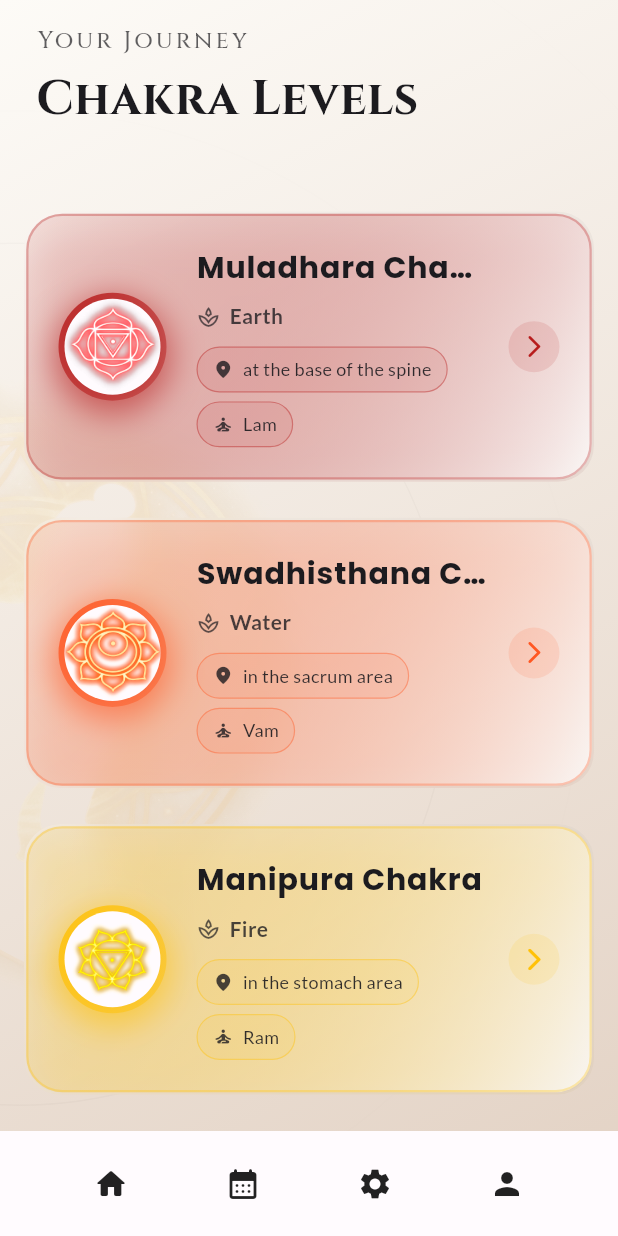
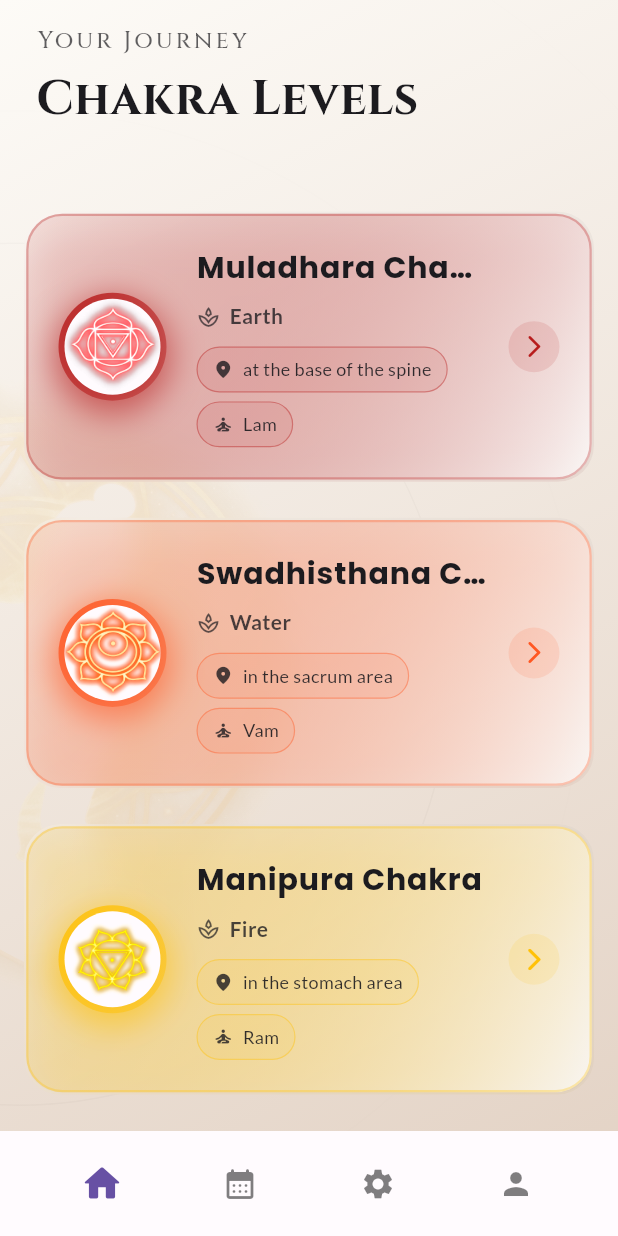
Before and after one commit to deev-narayan/Dchakra, a Flutter app: the LevelDocumentation screen opened directly, after a tap on the "home" icon, on a phone screen of 412 x 824 dp. Run offline on Flutter 3.47's test engine with Material 3 defaults, Android fonts, the phone set to English and light mode, and no system bars; our stand-ins replace firebase_auth, firebase_core, flutter_dotenv, flutter_staggered_animations, flutter_tts, google_fonts and 1 more; accounts and stored records are empty.

Commit message:
bottom navigation initialised using notifires

```diff
--- a/lib/navbar.dart
+++ b/lib/navbar.dart
@@ -1,7 +1,10 @@
+import 'package:dchakra/notifiers.dart';
+import 'package:dchakra/pages/level_documentation.dart';
 import 'package:flutter/material.dart';
 
 Widget botmNavBar(BuildContext context) {
   final theme = Theme.of(context);
+
   return Positioned(
     bottom: 0,
     left: 0,
@@ -10,36 +13,85 @@ Widget botmNavBar(BuildContext context) {
       height: 70,
       width: double.infinity,
       decoration: BoxDecoration(
-        color: theme.scaffoldBackgroundColor, // Ensure visibility
-
+        color: theme.scaffoldBackgroundColor,
       ),
       child: Container(
-        margin: const EdgeInsets.all(10.0),
-        child: Center(
-          child: Row(
+        child: ValueListenableBuilder<int>(
+          valueListenable: selectedIndexNotifier,
+          builder: (context, selectedIndex, child) {
+            return Row(
               mainAxisAlignment: MainAxisAlignment.spaceEvenly,
               children: [
-              IconButton(
-                onPressed: () {},
-                icon: Icon(Icons.home_rounded, color: theme.iconTheme.color),
+                _buildNavItem(
+                  context: context,
+                  icon: Icons.home_rounded,
+                  index: 0,
+                  isSelected: selectedIndex == 0,
+                  onTap: () {
+                    selectedIndexNotifier.value = 0;
+                    Navigator.push(
+                      context,
+                      MaterialPageRoute(builder: (context) => const LevelDocumentation()),
+                    );
+                  },
                 ),
-              IconButton(
-                onPressed: () {},
-                icon: Icon(Icons.calendar_month_rounded,
-                    color: theme.iconTheme.color),
+                _buildNavItem(
+                  context: context,
+                  icon: Icons.calendar_month_rounded,
+                  index: 1,
+                  isSelected: selectedIndex == 1,
+                  onTap: () {
+                    selectedIndexNotifier.value = 1;
+                    // TODO: Navigate to Calendar
+                  },
                 ),
-              IconButton(
-                onPressed: () {},
-                icon: Icon(Icons.settings, color: theme.iconTheme.color),
+                _buildNavItem(
+                  context: context,
+                  icon: Icons.settings,
+                  index: 2,
+                  isSelected: selectedIndex == 2,
+                  onTap: () {
+                    selectedIndexNotifier.value = 2;
+                    // TODO: Navigate to Settings
+                  },
                 ),
-              IconButton(
-                onPressed: () {},
-                icon: Icon(Icons.person, color: theme.iconTheme.color),
+                _buildNavItem(
+                  context: context,
+                  icon: Icons.person,
+                  index: 3,
+                  isSelected: selectedIndex == 3,
+                  onTap: () {
+                    selectedIndexNotifier.value = 3;
+                    // TODO: Navigate to Profile
+                  },
                 ),
               ],
-          ),
+            );
+          },
         ),
       ),
     ),
   );
 }
+
+Widget _buildNavItem({
+  required BuildContext context,
+  required IconData icon,
+  required int index,
+  required bool isSelected,
+  required VoidCallback onTap,
+}) {
+  final theme = Theme.of(context);
+  final color = isSelected
+      ? (theme.brightness == Brightness.dark ? const Color(0xFFE94E77) : const Color(0xFF6750A4))
+      : theme.iconTheme.color?.withOpacity(0.5);
+
+  return IconButton(
+    onPressed: onTap,
+    icon: Icon(
+      icon,
+      color: color,
+      size: isSelected ? 30 : 24, // Slight scale effect
+    ),
+  );
+}
--- /dev/null
+++ b/lib/notifiers.dart
@@ -0,0 +1,3 @@
+import 'package:flutter/material.dart';
+
+final ValueNotifier<int> selectedIndexNotifier = ValueNotifier<int>(0);
--- a/lib/pages/level_documentation.dart
+++ b/lib/pages/level_documentation.dart
@@ -3,10 +3,22 @@ import 'package:dchakra/icons/logo.dart';
 import 'package:dchakra/navbar.dart';
 import 'package:dchakra/theme.dart';
 import 'package:flutter/material.dart';
+import 'package:dchakra/notifiers.dart';
 import 'package:google_fonts/google_fonts.dart';
 
-class LevelDocumentation extends StatelessWidget {
+class LevelDocumentation extends StatefulWidget {
   const LevelDocumentation({super.key});
+
+  @override
+  State<LevelDocumentation> createState() => _LevelDocumentationState();
+}
+
+class _LevelDocumentationState extends State<LevelDocumentation> {
+  @override
+  void initState() {
+    super.initState();
+    selectedIndexNotifier.value = 0; // Preset to Home
+  }
 
   @override
   Widget build(BuildContext context) {
--- a/lib/pages/welcome_page.dart
+++ b/lib/pages/welcome_page.dart
@@ -78,6 +78,8 @@ class _WelcomePageState extends State<WelcomePage>
           // 3. Main Content
           SafeArea(
             child: AnimationLimiter(
+              child: Center(
+                child: SingleChildScrollView(
                   child: Column(
                     mainAxisAlignment: MainAxisAlignment.center,
                     children: AnimationConfiguration.toStaggeredList(
@@ -154,6 +156,8 @@ class _WelcomePageState extends State<WelcomePage>
 
                         const SizedBox(height: 40),
                       ],
+                    ),
+                  ),
                 ),
               ),
             ),
```
Also changed, not shown: lib/auth/auth_service.dart (+18 -5 lines), lib/pages/yoga&meditaton/mantra_chant.dart (+10 -1 lines), lib/pages/yoga&meditaton/timer_bar.dart (+12 -1 lines), lib/firebase_options.dart. Lines whose indentation alone changed are shown as unchanged.
